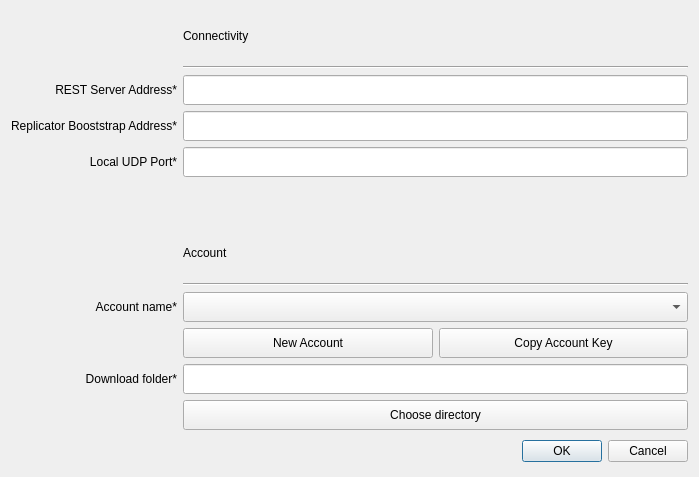
Qt form UserApp/SettingsDialog.ui (proximax-storage/cpp-xpx-storage-user-app) before a commit.
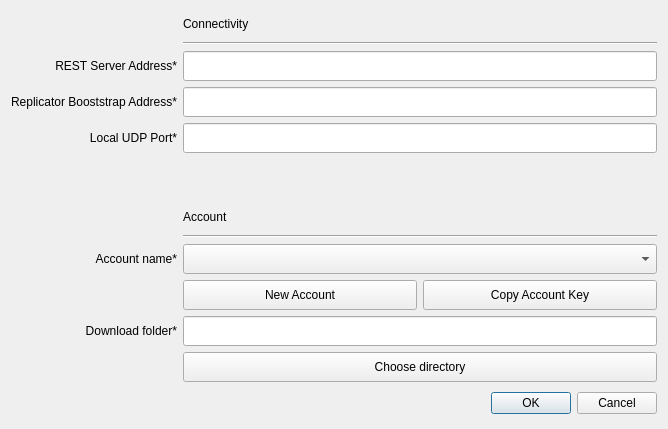
The same form after that commit.

Commit message: Added minimum width/height for widgets

Patch:
```diff
--- a/UserApp/SettingsDialog.ui
+++ b/UserApp/SettingsDialog.ui
@@ -6,8 +6,8 @@
    <rect>
     <x>0</x>
     <y>0</y>
-    <width>699</width>
-    <height>477</height>
+    <width>668</width>
+    <height>429</height>
    </rect>
   </property>
   <property name="windowTitle">
@@ -67,7 +67,7 @@
       <widget class="QLineEdit" name="m_dnFolderField">
        <property name="minimumSize">
         <size>
-         <width>0</width>
+         <width>350</width>
          <height>30</height>
         </size>
        </property>
@@ -86,7 +86,7 @@
       <widget class="QComboBox" name="m_accountCbox">
        <property name="minimumSize">
         <size>
-         <width>0</width>
+         <width>350</width>
          <height>30</height>
         </size>
        </property>
@@ -102,7 +102,7 @@
       <widget class="QLineEdit" name="m_replicatorBootAddrField">
        <property name="minimumSize">
         <size>
-         <width>0</width>
+         <width>350</width>
          <height>30</height>
         </size>
        </property>
@@ -211,7 +211,7 @@
       <widget class="QPushButton" name="m_dnFolderBtn">
        <property name="minimumSize">
         <size>
-         <width>0</width>
+         <width>350</width>
          <height>30</height>
         </size>
        </property>
@@ -230,7 +230,7 @@
       <widget class="QLineEdit" name="m_portField">
        <property name="minimumSize">
         <size>
-         <width>0</width>
+         <width>350</width>
          <height>30</height>
         </size>
        </property>
@@ -259,7 +259,7 @@
       <widget class="QLineEdit" name="m_restBootAddrField">
        <property name="minimumSize">
         <size>
-         <width>0</width>
+         <width>350</width>
          <height>30</height>
         </size>
        </property>
```
The commit also changes 10 other files.
